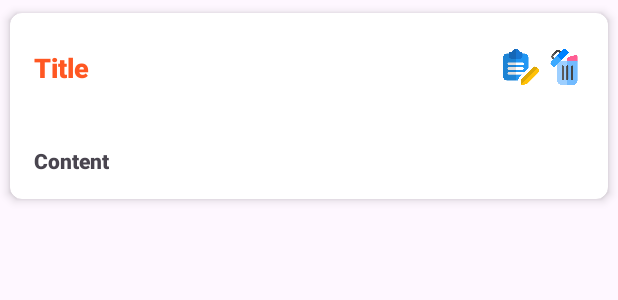
After one commit to kulindupr/Kotlin_CRUD, an Android app: the layout note_item.xml on its own in the app's theme, with its tools: preview values and no code run, on a phone screen of 412 x 824 dp. The commit adds this screen. Shown: the top 300 px of the screen. Run offline under Robolectric (Android 15) with nearby library versions, the phone set to English and light mode, and no system bars.

Commit message:
implement database and task show view

```diff
--- a/app/src/main/res/layout/activity_main.xml
+++ b/app/src/main/res/layout/activity_main.xml
@@ -5,6 +5,27 @@
     android:layout_width="match_parent"
     android:layout_height="match_parent"
     tools:context=".MainActivity">
+
+    <TextView
+        android:id="@+id/notesHeading"
+        android:layout_width="wrap_content"
+        android:layout_height="wrap_content"
+        android:layout_alignParentTop="true"
+        android:layout_marginTop="16dp"
+        android:fontFamily="@font/poppins"
+        android:text="Notes"
+        android:layout_marginStart="18dp"
+        android:textColor="@color/orange"
+        android:textSize="24sp"
+        />
+
+    <androidx.recyclerview.widget.RecyclerView
+        android:id="@+id/noteRecyclerView"
+        android:layout_width="match_parent"
+        android:layout_height="match_parent"
+        android:layout_marginTop="50dp"
+        android:padding="16dp"
+        />
 
     <com.google.android.material.floatingactionbutton.FloatingActionButton
         android:id="@+id/addButton"
--- /dev/null
+++ b/app/src/main/res/layout/note_item.xml
@@ -0,0 +1,63 @@
+<?xml version="1.0" encoding="utf-8"?>
+<androidx.cardview.widget.CardView
+    xmlns:android="http://schemas.android.com/apk/res/android"
+    xmlns:app="http://schemas.android.com/apk/res-auto"
+    android:layout_width="match_parent"
+    android:layout_height="wrap_content"
+    app:cardCornerRadius="8dp"
+    app:cardElevation="4dp"
+    app:cardUseCompatPadding="true">
+
+    <LinearLayout
+        android:layout_width="match_parent"
+        android:layout_height="wrap_content"
+        android:orientation="vertical"
+        android:padding="16dp">
+
+        <RelativeLayout
+            android:layout_width="match_parent"
+            android:layout_height="wrap_content"
+            android:orientation = "horizontal"
+            android:layout_marginTop="8dp">
+            <TextView
+                android:id="@+id/titleTextView"
+                android:layout_width="wrap_content"
+                android:layout_height="wrap_content"
+                android:text="Title"
+                android:fontFamily="sans-serif-black"
+                android:textColor="@color/orange"
+                android:textSize="18sp"
+                android:textStyle="bold" />
+
+            <ImageView
+                android:id="@+id/updateButton"
+                android:layout_width="24dp"
+                android:layout_height="24dp"
+                android:layout_alignParentEnd="true"
+                android:layout_marginEnd="30dp"
+                android:src="@drawable/edit" />
+
+            <ImageView
+                android:id="@+id/deleteButton"
+                android:layout_width="24dp"
+                android:layout_height="24dp"
+                android:layout_alignParentEnd="true"
+                android:layout_marginEnd="1dp"
+                android:src="@drawable/delete" />
+
+
+        </RelativeLayout>
+        <TextView
+            android:id="@+id/contentTextView"
+            android:layout_width="wrap_content"
+            android:layout_height="wrap_content"
+            android:text="Content"
+            android:fontFamily="sans-serif-black"
+            android:maxLines="3"
+            android:layout_marginTop="40dp"
+            />
+    </LinearLayout>
+
+
+
+</androidx.cardview.widget.CardView>
```
Also changed, not shown: app/src/main/res/drawable/delete.png (added), app/src/main/res/drawable/edit.png (added).
